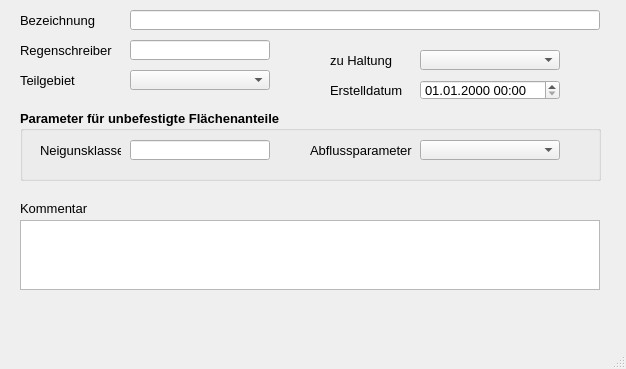
The window that qkan/forms/qkan_tezg.ui (hoettges/QKan) describes before a commit, drawn with Qt 5.
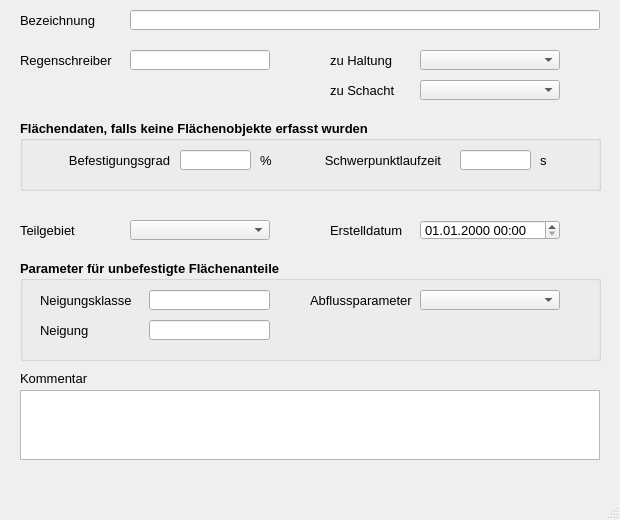
The same window after the commit. Custom widgets are drawn as their Qt base class.

```diff
--- a/qkan/forms/qkan_tezg.ui
+++ b/qkan/forms/qkan_tezg.ui
@@ -9,8 +9,8 @@
    <rect>
     <x>0</x>
     <y>0</y>
-    <width>626</width>
-    <height>369</height>
+    <width>620</width>
+    <height>520</height>
    </rect>
   </property>
   <property name="font">
@@ -53,7 +53,7 @@
     <property name="geometry">
      <rect>
       <x>20</x>
-      <y>200</y>
+      <y>370</y>
       <width>81</width>
       <height>16</height>
      </rect>
@@ -66,7 +66,7 @@
     <property name="geometry">
      <rect>
       <x>20</x>
-      <y>40</y>
+      <y>50</y>
       <width>100</width>
       <height>20</height>
      </rect>
@@ -79,7 +79,7 @@
     <property name="geometry">
      <rect>
       <x>330</x>
-      <y>80</y>
+      <y>220</y>
       <width>80</width>
       <height>20</height>
      </rect>
@@ -92,7 +92,7 @@
     <property name="geometry">
      <rect>
       <x>20</x>
-      <y>70</y>
+      <y>220</y>
       <width>70</width>
       <height>20</height>
      </rect>
@@ -115,7 +115,7 @@
     <property name="geometry">
      <rect>
       <x>130</x>
-      <y>40</y>
+      <y>50</y>
       <width>140</width>
       <height>20</height>
      </rect>
@@ -135,7 +135,7 @@
     <property name="geometry">
      <rect>
       <x>130</x>
-      <y>70</y>
+      <y>220</y>
       <width>140</width>
       <height>20</height>
      </rect>
@@ -145,7 +145,7 @@
     <property name="geometry">
      <rect>
       <x>20</x>
-      <y>220</y>
+      <y>390</y>
       <width>580</width>
       <height>70</height>
      </rect>
@@ -155,9 +155,9 @@
     <property name="geometry">
      <rect>
       <x>20</x>
-      <y>110</y>
+      <y>260</y>
       <width>581</width>
-      <height>71</height>
+      <height>101</height>
      </rect>
     </property>
     <property name="font">
@@ -175,7 +175,7 @@
       <rect>
        <x>20</x>
        <y>30</y>
-       <width>81</width>
+       <width>101</width>
        <height>21</height>
       </rect>
      </property>
@@ -187,15 +187,15 @@
       </font>
      </property>
      <property name="text">
-      <string>Neigunsklasse</string>
+      <string>Neigungsklasse</string>
      </property>
     </widget>
     <widget class="QLineEdit" name="neigkl">
      <property name="geometry">
       <rect>
-       <x>110</x>
+       <x>129</x>
        <y>30</y>
-       <width>140</width>
+       <width>121</width>
        <height>20</height>
       </rect>
      </property>
@@ -230,12 +230,45 @@
       <string>Abflussparameter</string>
      </property>
     </widget>
+    <widget class="QLineEdit" name="neigung">
+     <property name="geometry">
+      <rect>
+       <x>129</x>
+       <y>60</y>
+       <width>121</width>
+       <height>20</height>
+      </rect>
+     </property>
+     <property name="text">
+      <string/>
+     </property>
+    </widget>
+    <widget class="QLabel" name="label_4">
+     <property name="geometry">
+      <rect>
+       <x>20</x>
+       <y>60</y>
+       <width>81</width>
+       <height>21</height>
+      </rect>
+     </property>
+     <property name="font">
+      <font>
+       <family>Tahoma</family>
+       <weight>50</weight>
+       <bold>false</bold>
+      </font>
+     </property>
+     <property name="text">
+      <string>Neigung</string>
+     </property>
+    </widget>
    </widget>
    <widget class="QgsDateTimeEdit" name="createdat">
     <property name="geometry">
      <rect>
       <x>420</x>
-      <y>80</y>
+      <y>220</y>
       <width>140</width>
       <height>20</height>
      </rect>
@@ -247,6 +280,172 @@
      <string>dd.MM.yyyy HH:mm</string>
     </property>
    </widget>
+   <widget class="QComboBox" name="schnam">
+    <property name="geometry">
+     <rect>
+      <x>420</x>
+      <y>80</y>
+      <width>140</width>
+      <height>20</height>
+     </rect>
+    </property>
+    <property name="toolTip">
+     <string>&lt;html&gt;&lt;head/&gt;&lt;body&gt;&lt;p&gt;angeschlossener Schacht&lt;/p&gt;&lt;/body&gt;&lt;/html&gt;</string>
+    </property>
+    <property name="statusTip">
+     <string>angeschlossener Schacht</string>
+    </property>
+   </widget>
+   <widget class="QLabel" name="label_23">
+    <property name="geometry">
+     <rect>
+      <x>330</x>
+      <y>80</y>
+      <width>80</width>
+      <height>20</height>
+     </rect>
+    </property>
+    <property name="text">
+     <string>zu Schacht</string>
+    </property>
+   </widget>
+   <widget class="QGroupBox" name="groupBox_2">
+    <property name="geometry">
+     <rect>
+      <x>20</x>
+      <y>120</y>
+      <width>581</width>
+      <height>71</height>
+     </rect>
+    </property>
+    <property name="font">
+     <font>
+      <family>Tahoma</family>
+      <weight>75</weight>
+      <bold>true</bold>
+     </font>
+    </property>
+    <property name="title">
+     <string>Flächendaten, falls keine Flächenobjekte erfasst wurden</string>
+    </property>
+    <widget class="QLabel" name="label_7">
+     <property name="geometry">
+      <rect>
+       <x>240</x>
+       <y>30</y>
+       <width>21</width>
+       <height>20</height>
+      </rect>
+     </property>
+     <property name="font">
+      <font>
+       <weight>50</weight>
+       <bold>false</bold>
+      </font>
+     </property>
+     <property name="text">
+      <string>%</string>
+     </property>
+    </widget>
+    <widget class="QLineEdit" name="befgrad">
+     <property name="geometry">
+      <rect>
+       <x>160</x>
+       <y>30</y>
+       <width>71</width>
+       <height>20</height>
+      </rect>
+     </property>
+     <property name="toolTip">
+      <string>&lt;html&gt;&lt;head/&gt;&lt;body&gt;&lt;p&gt;Befestigungsgrad (%)&lt;/p&gt;&lt;/body&gt;&lt;/html&gt;</string>
+     </property>
+     <property name="statusTip">
+      <string>Befestigungsgrad (%)</string>
+     </property>
+    </widget>
+    <widget class="QLabel" name="label_6">
+     <property name="geometry">
+      <rect>
+       <x>19</x>
+       <y>30</y>
+       <width>131</width>
+       <height>20</height>
+      </rect>
+     </property>
+     <property name="font">
+      <font>
+       <weight>50</weight>
+       <bold>false</bold>
+      </font>
+     </property>
+     <property name="text">
+      <string>Befestigungsgrad</string>
+     </property>
+     <property name="alignment">
+      <set>Qt::AlignRight|Qt::AlignTrailing|Qt::AlignVCenter</set>
+     </property>
+    </widget>
+    <widget class="QLabel" name="label_8">
+     <property name="geometry">
+      <rect>
+       <x>280</x>
+       <y>30</y>
+       <width>141</width>
+       <height>20</height>
+      </rect>
+     </property>
+     <property name="font">
+      <font>
+       <weight>50</weight>
+       <bold>false</bold>
+      </font>
+     </property>
+     <property name="text">
+      <string>Schwerpunktlaufzeit</string>
+     </property>
+     <property name="alignment">
+      <set>Qt::AlignRight|Qt::AlignTrailing|Qt::AlignVCenter</set>
+     </property>
+    </widget>
+    <widget class="QLineEdit" name="schwerpunktlaufzeit">
+     <property name="geometry">
+      <rect>
+       <x>440</x>
+       <y>30</y>
+       <width>71</width>
+       <height>20</height>
+      </rect>
+     </property>
+     <property name="toolTip">
+      <string>&lt;html&gt;&lt;head/&gt;&lt;body&gt;&lt;p&gt;Schwerpunktlaufzeit (Sek.)&lt;/p&gt;&lt;/body&gt;&lt;/html&gt;</string>
+     </property>
+     <property name="statusTip">
+      <string>Schwerpunktlaufzeit (Sek.)</string>
+     </property>
+    </widget>
+    <widget class="QLabel" name="label_9">
+     <property name="geometry">
+      <rect>
+       <x>520</x>
+       <y>30</y>
+       <width>51</width>
+       <height>20</height>
+      </rect>
+     </property>
+     <property name="font">
+      <font>
+       <weight>50</weight>
+       <bold>false</bold>
+      </font>
+     </property>
+     <property name="text">
+      <string>s</string>
+     </property>
+     <property name="alignment">
+      <set>Qt::AlignLeading|Qt::AlignLeft|Qt::AlignVCenter</set>
+     </property>
+    </widget>
+   </widget>
   </widget>
   <widget class="QMenuBar" name="menubar">
    <property name="geometry">
```
Left out of the diff: 8 changed lines with no effect on the pictures.
